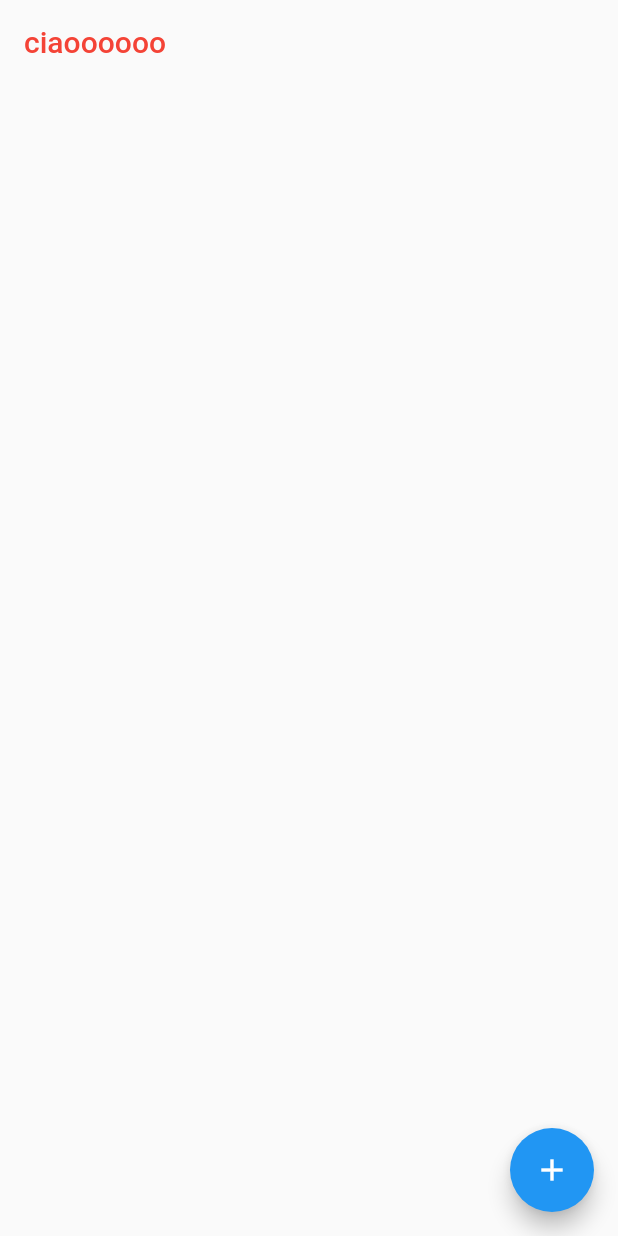
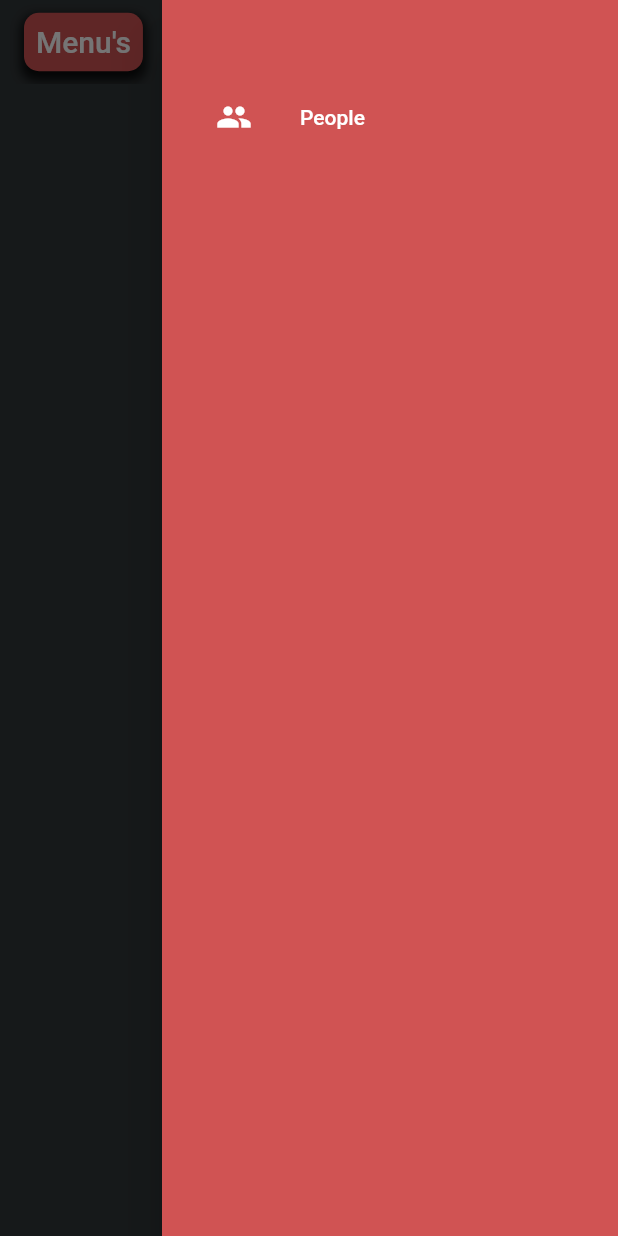
Before and after one commit to Lacky97/menus, a Flutter app: the screen it shows after launch, with the side drawer open (before the commit the screen has no drawer), on a phone screen of 412 x 824 dp. Run offline on Flutter 3.47's test engine with Material 2 defaults, Android fonts, the phone set to English and light mode, and no system bars; our stand-ins replace hive, hive_flutter; missing offline and left inert: favicon, qr_code_scanner; accounts and stored records are empty.

```diff
--- /dev/null
+++ b/lib/constant/app_style.dart
@@ -0,0 +1,11 @@
+
+import 'package:flutter/widgets.dart';
+
+abstract class AppStyle{
+  static const primaryColor = Color(0xFFFDFDFD);
+  static const secondaryColor = Color(0xFF252525);
+  static const backgroundColor = Color(0xFF313638);
+  static const thirdColor = Color(0xFFD05353);
+  static const double iconSize = 36.0;
+  static const double padding = 4.0;
+}
--- /dev/null
+++ b/lib/drawer.dart
@@ -0,0 +1,51 @@
+
+import 'package:flutter/material.dart';
+import 'package:menus/constant/app_style.dart';
+
+class NavigatorDrawer extends StatefulWidget {
+  NavigatorDrawer({Key? key}) : super(key: key);
+
+  @override
+  _NavigatorDrawerState createState() => _NavigatorDrawerState();
+}
+
+class _NavigatorDrawerState extends State<NavigatorDrawer> {
+
+  final padding = EdgeInsets.symmetric(horizontal: 20);
+
+  @override
+  Widget build(BuildContext context) {
+    return Drawer(
+      child: Material(
+        color: AppStyle.thirdColor,
+        child: ListView(
+          padding: padding,
+          children: <Widget>[
+            const SizedBox(height: 50),
+            buildMenuItem(
+              text: 'People',
+              icon: Icons.people,
+            ),
+          ],
+          )
+      ),
+    );
+  }
+
+  Widget buildMenuItem({
+      required String text,
+      required IconData icon,
+    }) {
+
+    final color = Colors.white;
+    final hoverColor = Colors.white70;
+
+    return ListTile(
+      leading: Icon(icon, color: color),
+      title: Text(text, style: TextStyle(color: color)),
+      hoverColor: hoverColor,
+      onTap: () => {}
+    );
+  }
+
+}
--- a/lib/menu.dart
+++ b/lib/menu.dart
@@ -2,9 +2,13 @@ import 'package:flutter/material.dart';
 import 'package:hive/hive.dart';
 import 'package:hive_flutter/hive_flutter.dart';
 import 'package:menus/boxes.dart';
+import 'package:menus/drawer.dart';
+import 'package:menus/model/store.dart';
 import 'package:menus/utils/qr_scanner.dart';
 import 'package:qr_code_scanner/qr_code_scanner.dart';
 
+import 'banner.dart';
+import 'constant/app_style.dart';
 import 'model/qrs.dart';
 
 class Menu extends StatefulWidget {
@@ -27,10 +31,28 @@ class _MenuState extends State<Menu> {
   @override
   Widget build(BuildContext context) {
     return Scaffold(
+      backgroundColor: AppStyle.backgroundColor,
+      endDrawer: NavigatorDrawer(),
       appBar: AppBar(
+
         backgroundColor: Colors.transparent,
         elevation: 0,
-        title: Text('ciaoooooo', style: TextStyle(color: Colors.red)),
+        title: Container(
+            decoration: BoxDecoration(
+              color: AppStyle.thirdColor,
+              borderRadius: BorderRadius.circular(10),
+              boxShadow: [
+                BoxShadow(
+                  color: Colors.black.withOpacity(0.8),
+                  spreadRadius: 2,
+                  blurRadius: 5,
+                  offset: Offset(0, 4), // changes position of shadow
+                ),
+              ],
+            ),
+            child: Padding(
+                padding: EdgeInsets.all(8.0),
+                child: Text("Menu's", style: TextStyle(color: Colors.white)))),
       ),
       body: ValueListenableBuilder<Box<Qrs>>(
           valueListenable: Boxes.getQrs().listenable(),
@@ -39,10 +61,10 @@ class _MenuState extends State<Menu> {
 
             return GridView.builder(
                 gridDelegate: SliverGridDelegateWithMaxCrossAxisExtent(
-                    maxCrossAxisExtent: 200,
-                    childAspectRatio: 3 / 2,
-                    crossAxisSpacing: 20,
-                    mainAxisSpacing: 20),
+                  maxCrossAxisExtent: 200,
+                  childAspectRatio: 3 / 2,
+                  crossAxisSpacing: 15,
+                ),
                 padding: EdgeInsets.all(8),
                 itemCount: qrs.length,
                 itemBuilder: (BuildContext context, int index) {
@@ -58,6 +80,7 @@ class _MenuState extends State<Menu> {
             MaterialPageRoute(builder: (context) => QRScanner()),
           );
         },
+        backgroundColor: AppStyle.thirdColor,
         tooltip: 'Add Element',
         child: Icon(Icons.add),
       ),
@@ -68,7 +91,9 @@ class _MenuState extends State<Menu> {
     //var width = MediaQuery.of(context).size.width;
     //var height = MediaQuery.of(context).size.height;
 
-    return Card(
+    return MenuBanner(
+        store: Store(name, 'https://it.m.wikipedia.org/favicon.ico'));
+    /*Card(
         shape: RoundedRectangleBorder(
           borderRadius: BorderRadius.circular(20), // if you need this
           side: BorderSide(
@@ -108,5 +133,6 @@ class _MenuState extends State<Menu> {
                         fontSize: 20)),
               ],
             )));
+  }*/
   }
 }
--- a/lib/model/qrs.dart
+++ b/lib/model/qrs.dart
@@ -12,6 +12,6 @@ class Qrs extends HiveObject{
 //  late String url;
 
 //  @HiveField(2)
-//  late String imageUrl;
+//  late Icon imageUrl;
 
 }
--- /dev/null
+++ b/lib/model/store.dart
@@ -0,0 +1,11 @@
+import 'package:flutter/material.dart';
+
+class Store{
+  final String name;
+
+  final String url;
+
+  //final Icon imageUrl;
+
+  Store(this.name, this.url);
+}
```
Also changed, not shown: lib/banner.dart (added, +74 -0 lines), lib/main.dart (+9 -5 lines), lib/utils/qr_scanner.dart (+5 -3 lines).
